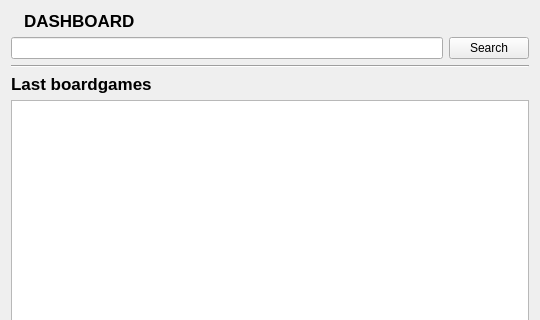
Before: the Qt Designer form ui/designer/dashboard.ui in arielvb/collector, drawn with Qt 5; both pictures show x 0 to 540 and y 0 to 320 of the 540 by 540 pixel window.
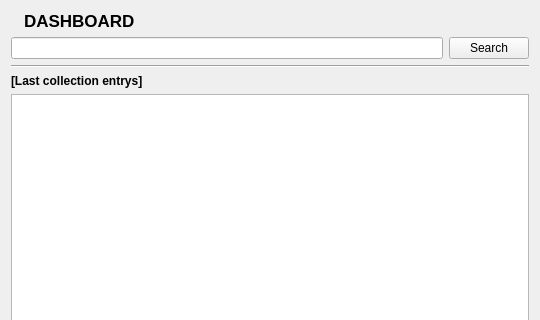
After: the same form once the commit is applied. Icons and pictures are not drawn.

What changed in the file:
```diff
--- a/ui/designer/dashboard.ui
+++ b/ui/designer/dashboard.ui
@@ -96,13 +96,15 @@
     </widget>
    </item>
    <item>
-    <widget class="QLabel" name="label_4">
+    <widget class="QLabel" name="lLastItems">
+     <property name="font">
+      <font>
+       <weight>75</weight>
+       <bold>true</bold>
+      </font>
+     </property>
      <property name="text">
-      <string>&lt;!DOCTYPE HTML PUBLIC &quot;-//W3C//DTD HTML 4.0//EN&quot; &quot;http://www.w3.org/TR/REC-html40/strict.dtd&quot;&gt;
-&lt;html&gt;&lt;head&gt;&lt;meta name=&quot;qrichtext&quot; content=&quot;1&quot; /&gt;&lt;style type=&quot;text/css&quot;&gt;
-p, li { white-space: pre-wrap; }
-&lt;/style&gt;&lt;/head&gt;&lt;body style=&quot; font-family:'Lucida Grande'; font-size:13pt; font-weight:400; font-style:normal;&quot;&gt;
-&lt;p style=&quot; margin-top:0px; margin-bottom:0px; margin-left:0px; margin-right:0px; -qt-block-indent:0; text-indent:0px;&quot;&gt;&lt;span style=&quot; font-weight:600;&quot;&gt;Last boardgames&lt;/span&gt;&lt;/p&gt;&lt;/body&gt;&lt;/html&gt;</string>
+      <string>[Last collection entrys]</string>
      </property>
      <property name="textInteractionFlags">
       <set>Qt::NoTextInteraction</set>
```
